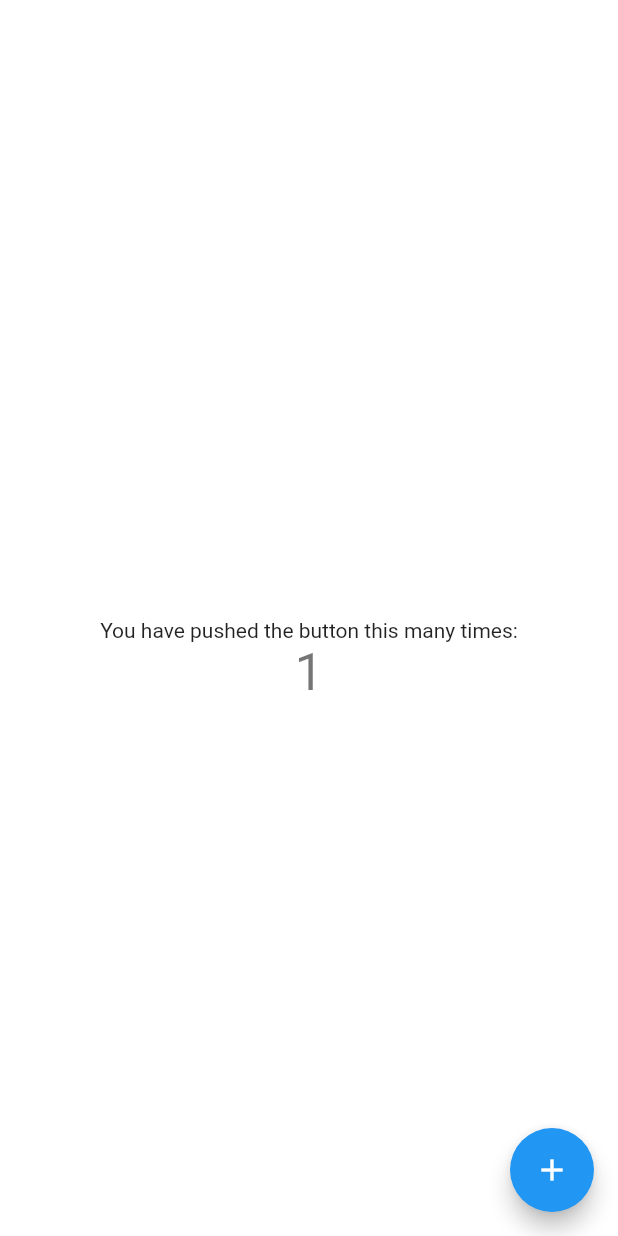
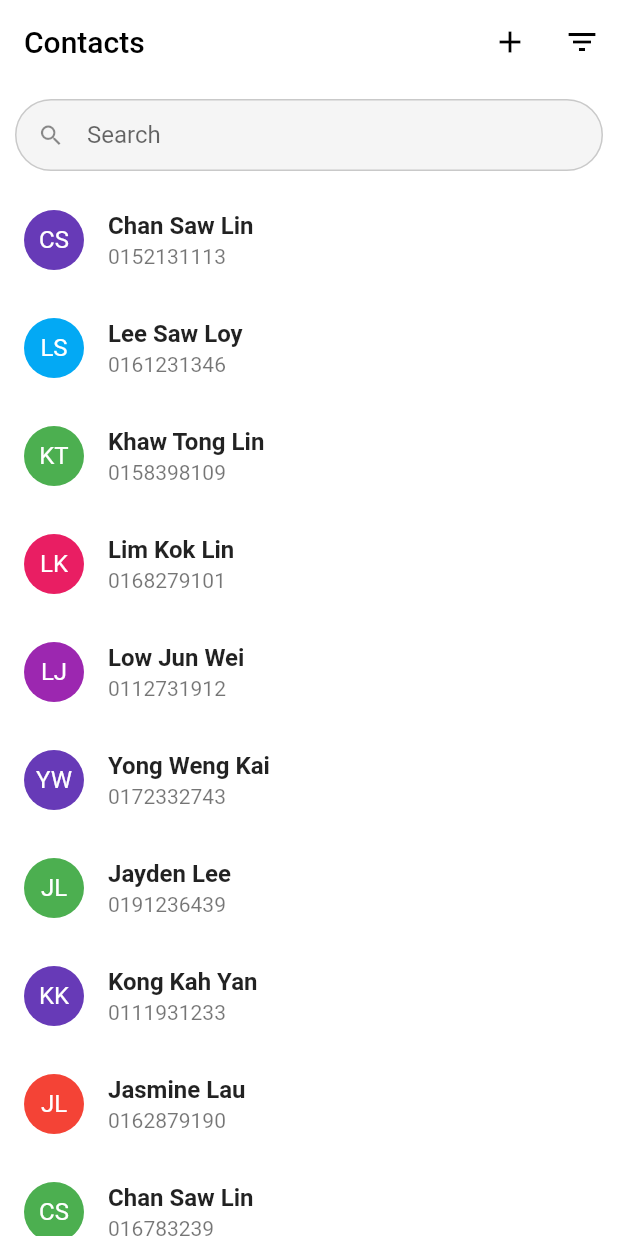
Before and after one commit to fa-fifi/contacts, a Flutter app: the screen it shows after launch, after a tap on the "add" icon, on a phone screen of 412 x 824 dp. Run offline on Flutter 3.47's test engine with Material 2 defaults, Android fonts, the phone set to English and light mode, and no system bars; our stand-ins replace get_it.

Commit message:
1. Users able to see a sortable list based on the data set provided on page 2.

```diff
--- /dev/null
+++ b/lib/controllers/contacts.dart
@@ -0,0 +1,29 @@
+import 'package:contacts/controllers/settings.dart';
+import 'package:contacts/models/contact.dart';
+import 'package:contacts/repositories/contacts.dart';
+import 'package:flutter/material.dart';
+
+class ContactsController {
+  final list = ValueNotifier<List<ContactModel>>(_initialList);
+
+  static const List<ContactModel> _initialList = [];
+
+  Future<void> initialize() async {
+    final savedList = await ContactsRepository.getDataset();
+    if (savedList != null) {
+      list.value = savedList.map((e) => ContactModel.fromJson(e)).toList();
+    }
+  }
+
+  void sortBy(Sort sort) {
+    if (sort == Sort.newest) {
+      list.value.sort((a, b) => a.checkin.compareTo(b.checkin));
+    } else if (sort == Sort.oldest) {
+      list.value.sort((b, a) => a.checkin.compareTo(b.checkin));
+    } else {
+      list.value.sort((a, b) => a.user.compareTo(b.user));
+    }
+
+    list.value = List.from(list.value);
+  }
+}
--- /dev/null
+++ b/lib/controllers/settings.dart
@@ -0,0 +1,16 @@
+import 'package:contacts/controllers/contacts.dart';
+import 'package:flutter/material.dart';
+import '../services/service_locator.dart';
+
+class SettingsController {
+  final sort = ValueNotifier<Sort>(Sort.none);
+
+  void change(Sort newSort) {
+    final ContactsController contactsController = getIt<ContactsController>();
+
+    sort.value = newSort;
+    contactsController.sortBy(newSort);
+  }
+}
+
+enum Sort { none, newest, oldest }
--- a/lib/main.dart
+++ b/lib/main.dart
@@ -2,8 +2,10 @@ import 'package:contacts/utils/constants.dart';
 import 'package:contacts/utils/themes.dart';
 import 'package:flutter/material.dart';
 import 'screens/home.dart';
+import 'services/service_locator.dart';
 
 void main() {
+  setupGetIt();
   runApp(const MyApp());
 }
 
--- a/lib/models/contact.dart
+++ b/lib/models/contact.dart
@@ -5,4 +5,9 @@ class ContactModel {
 
   const ContactModel(
       {required this.user, required this.phone, required this.checkin});
+
+  ContactModel.fromJson(Map<String, dynamic> json)
+      : user = json['user'],
+        phone = json['phone'],
+        checkin = DateTime.parse(json['check-in']);
 }
--- a/lib/repositories/contacts.dart
+++ b/lib/repositories/contacts.dart
@@ -1,46 +1,54 @@
-import 'package:contacts/models/contact.dart';
-
 class ContactsRepository {
-  static List<ContactModel> dataset = [
-    ContactModel(
-        user: 'Chan Saw Lin',
-        phone: '0152131113',
-        checkin: DateTime.parse('2020-06-30 16:10:05')),
-    ContactModel(
-        user: 'Lee Saw Loy',
-        phone: '0161231346',
-        checkin: DateTime.parse('2020-07-11 15:39:59')),
-    ContactModel(
-        user: 'Khaw Tong Lin',
-        phone: '0158398109',
-        checkin: DateTime.parse('2020-08-19 11:10:18')),
-    ContactModel(
-        user: 'Lim Kok Lin',
-        phone: '0168279101',
-        checkin: DateTime.parse('2020-08-19 11:11:35')),
-    ContactModel(
-        user: 'Low Jun Wei',
-        phone: '0112731912',
-        checkin: DateTime.parse('2020-08-15 13:00:05')),
-    ContactModel(
-        user: 'Yong Weng Kai',
-        phone: '0172332743',
-        checkin: DateTime.parse('2020-07-31 18:10:11')),
-    ContactModel(
-        user: 'Jayden Lee',
-        phone: '0191236439',
-        checkin: DateTime.parse('2020-08-22 08:10:38')),
-    ContactModel(
-        user: 'Kong Kah Yan',
-        phone: '0111931233',
-        checkin: DateTime.parse('2020-07-11 12:00:00')),
-    ContactModel(
-        user: 'Jasmine Lau',
-        phone: '0162879190',
-        checkin: DateTime.parse('2020-08-01 12:10:05')),
-    ContactModel(
-        user: 'Chan Saw Lin',
-        phone: '016783239',
-        checkin: DateTime.parse('2020-08-23 11:59:05')),
-  ];
+  static Future<List?> getDataset() => Future.value([
+        {
+          "user": "Chan Saw Lin",
+          "phone": "0152131113",
+          "check-in": "2020-06-30 16:10:05"
+        },
+        {
+          "user": "Lee Saw Loy",
+          "phone": "0161231346",
+          "check-in": "2020-07-11 15:39:59"
+        },
+        {
+          "user": "Khaw Tong Lin",
+          "phone": "0158398109",
+          "check-in": "2020-08-19 11:10:18"
+        },
+        {
+          "user": "Lim Kok Lin",
+          "phone": "0168279101",
+          "check-in": "2020-08-19 11:11:35"
+        },
+        {
+          "user": "Low Jun Wei",
+          "phone": "0112731912",
+          "check-in": "2020-08-15 13:00:05"
+        },
+        {
+          "user": "Yong Weng Kai",
+          "phone": "0172332743",
+          "check-in": "2020-07-31 18:10:11"
+        },
+        {
+          "user": "Jayden Lee",
+          "phone": "0191236439",
+          "check-in": "2020-08-22 08:10:38"
+        },
+        {
+          "user": "Kong Kah Yan",
+          "phone": "0111931233",
+          "check-in": "2020-07-11 12:00:00"
+        },
+        {
+          "user": "Jasmine Lau",
+          "phone": "0162879190",
+          "check-in": "2020-08-01 12:10:05"
+        },
+        {
+          "user": "Chan Saw Lin",
+          "phone": "016783239",
+          "check-in": "2020-08-23 11:59:05"
+        }
+      ]);
 }
--- a/lib/screens/home.dart
+++ b/lib/screens/home.dart
@@ -1,5 +1,10 @@
+import 'package:contacts/models/contact.dart';
 import 'package:contacts/utils/constants.dart';
+import 'package:contacts/utils/extensions.dart';
 import 'package:flutter/material.dart';
+import '../controllers/contacts.dart';
+import '../controllers/settings.dart';
+import '../services/service_locator.dart';
 
 class HomeScreen extends StatefulWidget {
   const HomeScreen({super.key});
@@ -9,39 +14,114 @@ class HomeScreen extends StatefulWidget {
 }
 
 class _HomeScreenState extends State<HomeScreen> {
-  int _counter = 0;
+  final ContactsController contactsController = getIt<ContactsController>();
+  final SettingsController settingsController = getIt<SettingsController>();
 
-  void _incrementCounter() {
-    setState(() {
-      _counter++;
-    });
+  Widget _buildList(ContactModel contact) {
+    return ListTile(
+      onTap: () {},
+      leading: CircleAvatar(
+        backgroundColor: Colors
+            .primaries[int.parse(contact.phone[contact.phone.length - 1])],
+        foregroundColor: Colors.white,
+        child: Text(contact.user.getInitials()),
+      ),
+      title: Text(
+        contact.user,
+        style: const TextStyle(fontWeight: FontWeight.bold),
+      ),
+      subtitle: Text(contact.phone),
+    );
+  }
+
+  Future<void> _buildDialog(BuildContext context) {
+    return showDialog<void>(
+      context: context,
+      builder: (BuildContext context) {
+        return AlertDialog(
+          contentPadding: const EdgeInsets.symmetric(vertical: 15),
+          title: const Text('Sort by'),
+          shape:
+              RoundedRectangleBorder(borderRadius: BorderRadius.circular(15)),
+          content: ValueListenableBuilder(
+              valueListenable: settingsController.sort,
+              builder: (context, value, _) {
+                return Column(
+                  mainAxisSize: MainAxisSize.min,
+                  children: [
+                    RadioListTile<Sort>(
+                        value: Sort.none,
+                        groupValue: value,
+                        title: const Text('Default'),
+                        onChanged: (val) =>
+                            settingsController.change(Sort.none)),
+                    RadioListTile<Sort>(
+                        value: Sort.newest,
+                        groupValue: value,
+                        title: const Text('Newest'),
+                        onChanged: (val) =>
+                            settingsController.change(Sort.newest)),
+                    RadioListTile<Sort>(
+                        value: Sort.oldest,
+                        groupValue: value,
+                        title: const Text('Oldest'),
+                        onChanged: (val) =>
+                            settingsController.change(Sort.oldest)),
+                  ],
+                );
+              }),
+        );
+      },
+    );
+  }
+
+  @override
+  void initState() {
+    contactsController.initialize();
+    super.initState();
   }
 
   @override
   Widget build(BuildContext context) {
-    return Scaffold(
-      appBar: AppBar(
-        title: const Text(appTitle),
-      ),
-      body: Center(
-        child: Column(
-          mainAxisAlignment: MainAxisAlignment.center,
-          children: <Widget>[
-            const Text(
-              'You have pushed the button this many times:',
+    return GestureDetector(
+      onTap: FocusScope.of(context).unfocus,
+      child: Scaffold(
+        appBar: AppBar(
+          title: const Text(appTitle),
+          actions: [
+            IconButton(onPressed: () {}, icon: const Icon(Icons.add)),
+            IconButton(
+                onPressed: () => _buildDialog(context),
+                icon: const Icon(Icons.filter_list)),
+          ],
+        ),
+        body: Column(
+          mainAxisSize: MainAxisSize.min,
+          children: [
+            Padding(
+              padding: const EdgeInsets.all(10),
+              child: TextField(
+                onChanged: (str) {},
+                decoration: const InputDecoration(
+                  prefixIcon: Icon(Icons.search),
+                  hintText: 'Search',
+                ),
+              ),
             ),
-            Text(
-              '$_counter',
-              style: Theme.of(context).textTheme.headlineMedium,
+            Expanded(
+              child: ValueListenableBuilder(
+                  valueListenable: contactsController.list,
+                  builder: (context, value, _) {
+                    return ListView.builder(
+                      physics: const BouncingScrollPhysics(),
+                      itemCount: value.length,
+                      itemBuilder: (context, index) => _buildList(value[index]),
+                    );
+                  }),
             ),
           ],
         ),
       ),
-      floatingActionButton: FloatingActionButton(
-        onPressed: _incrementCounter,
-        tooltip: 'Increment',
-        child: const Icon(Icons.add),
-      ),
     );
   }
 }
--- /dev/null
+++ b/lib/services/service_locator.dart
@@ -0,0 +1,9 @@
+import 'package:get_it/get_it.dart';
+import '../controllers/contacts.dart';
+import '../controllers/settings.dart';
+
+final getIt = GetIt.instance;
+
+void setupGetIt() => getIt
+  ..registerLazySingleton<ContactsController>(() => ContactsController())
+  ..registerLazySingleton<SettingsController>(() => SettingsController());
--- /dev/null
+++ b/lib/utils/extensions.dart
@@ -0,0 +1,6 @@
+extension StringHelper on String {
+  /// Returns the first character of each word.
+  String getInitials() => isNotEmpty
+      ? trim().split(RegExp(' +')).map((str) => str[0]).take(2).join()
+      : '';
+}
--- a/lib/utils/themes.dart
+++ b/lib/utils/themes.dart
@@ -3,23 +3,41 @@ import 'package:flutter/material.dart';
 class AppTheme {
   AppTheme._();
 
+  static InputDecorationTheme _inputDecorationTheme() {
+    return InputDecorationTheme(
+      isDense: true,
+      fillColor: Colors.grey.withOpacity(0.1),
+      filled: true,
+      contentPadding: EdgeInsets.zero,
+      border: OutlineInputBorder(
+        borderRadius: BorderRadius.circular(25),
+      ),
+      enabledBorder: OutlineInputBorder(
+        borderSide: BorderSide(color: Colors.grey.withOpacity(0.5)),
+        borderRadius: BorderRadius.circular(25),
+      ),
+    );
+  }
+
   static final ThemeData light = ThemeData(
     brightness: Brightness.light,
-    primarySwatch: Colors.blue,
+    scaffoldBackgroundColor: Colors.white,
     dividerColor: Colors.transparent,
-    canvasColor: Colors.transparent,
-    iconTheme: const IconThemeData(color: Colors.white),
-    appBarTheme:
-        const AppBarTheme(elevation: 0, backgroundColor: Colors.transparent),
+    appBarTheme: const AppBarTheme(
+        elevation: 0,
+        backgroundColor: Colors.white,
+        foregroundColor: Colors.black),
+    inputDecorationTheme: _inputDecorationTheme(),
   );
 
   static final ThemeData dark = ThemeData(
     brightness: Brightness.dark,
-    primarySwatch: Colors.blue,
+    scaffoldBackgroundColor: Colors.black,
     dividerColor: Colors.transparent,
-    canvasColor: Colors.transparent,
-    iconTheme: const IconThemeData(color: Colors.white),
-    appBarTheme:
-        const AppBarTheme(elevation: 0, backgroundColor: Colors.transparent),
+    appBarTheme: const AppBarTheme(
+        elevation: 0,
+        backgroundColor: Colors.black,
+        foregroundColor: Colors.white),
+    inputDecorationTheme: _inputDecorationTheme(),
   );
 }
--- a/pubspec.yaml
+++ b/pubspec.yaml
@@ -11,8 +11,8 @@ environment:
 dependencies:
   flutter:
     sdk: flutter
-
   cupertino_icons: ^1.0.2
+  get_it: ^7.2.0
 
 dev_dependencies:
   flutter_test:
```
Also changed, not shown: pubspec.lock, 3 other files.
